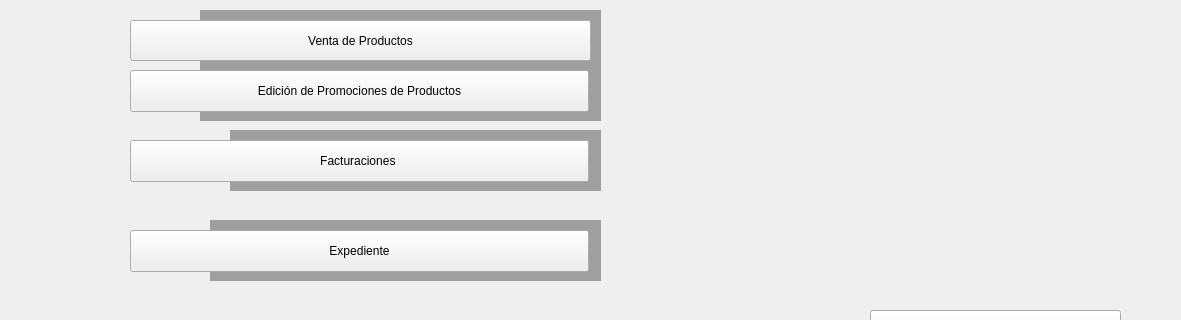
This is Interfaz/Ventana7.ui in elesteban-os/MyPetsCR as Qt 5 draws it before an edit; both pictures show x 0 to 1181 and y 390 to 710 of the 1340 by 872 pixel window. The edited form follows.
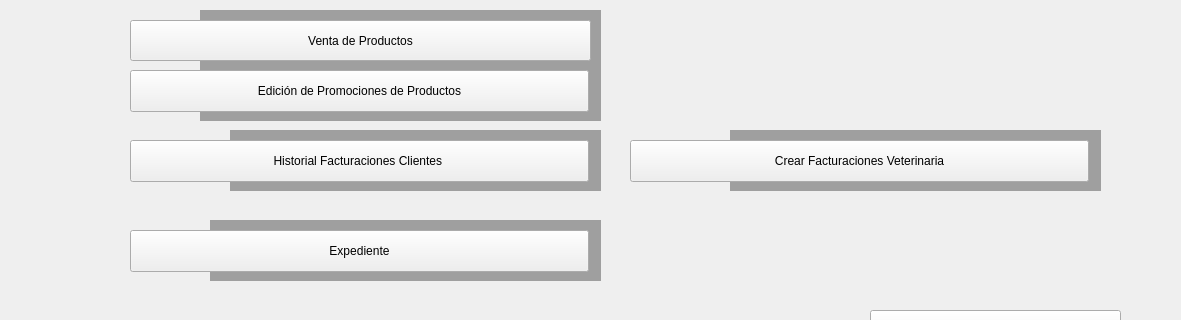
This is the edited form. Icons and pictures are not drawn.

Diff of the .ui file:
```diff
--- a/Interfaz/Ventana7.ui
+++ b/Interfaz/Ventana7.ui
@@ -332,7 +332,7 @@
      <string notr="true">font: 16pt &quot;MS Shell Dlg 2&quot;;</string>
     </property>
     <property name="text">
-     <string>Facturaciones </string>
+     <string>Historial Facturaciones Clientes </string>
     </property>
    </widget>
    <widget class="QPushButton" name="pushButton_6">
@@ -487,6 +487,33 @@
      <bool>true</bool>
     </property>
    </widget>
+   <widget class="QPushButton" name="pushButton_11">
+    <property name="geometry">
+     <rect>
+      <x>630</x>
+      <y>530</y>
+      <width>459</width>
+      <height>42</height>
+     </rect>
+    </property>
+    <property name="styleSheet">
+     <string notr="true">font: 16pt &quot;MS Shell Dlg 2&quot;;</string>
+    </property>
+    <property name="text">
+     <string>Crear Facturaciones Veterinaria</string>
+    </property>
+   </widget>
+   <widget class="QMdiArea" name="mdiArea_13">
+    <property name="geometry">
+     <rect>
+      <x>730</x>
+      <y>520</y>
+      <width>371</width>
+      <height>61</height>
+     </rect>
+    </property>
+   </widget>
+   <zorder>mdiArea_13</zorder>
    <zorder>mdiArea_6</zorder>
    <zorder>mdiArea_11</zorder>
    <zorder>mdiArea_5</zorder>
@@ -516,6 +543,7 @@
    <zorder>mdiArea_7</zorder>
    <zorder>pushButton_10</zorder>
    <zorder>label_9</zorder>
+   <zorder>pushButton_11</zorder>
   </widget>
   <widget class="QMenuBar" name="menubar">
    <property name="geometry">
```
